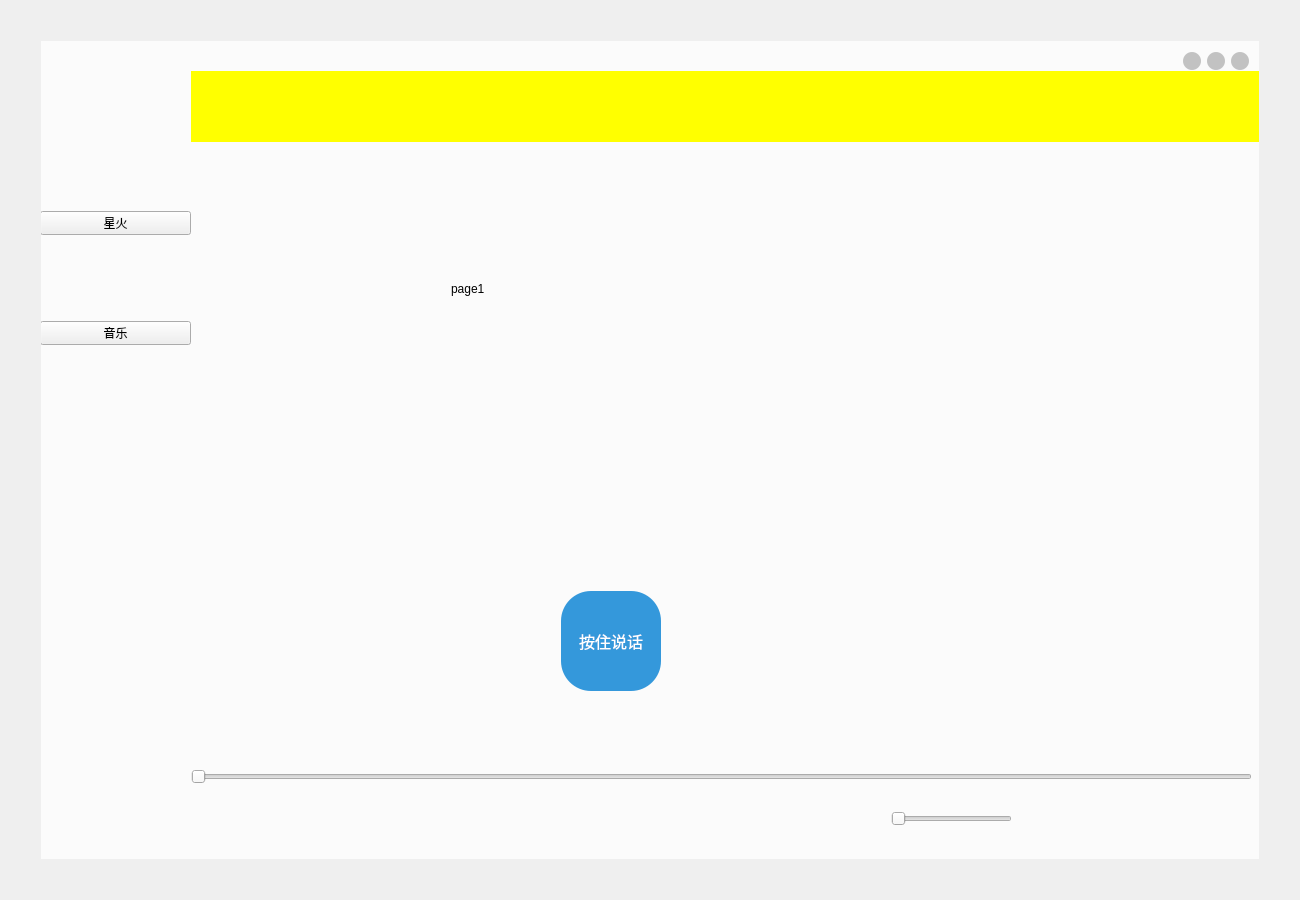
Airwaves1/Audio-test, file Audio/framelessWidget.ui: the form before one commit.
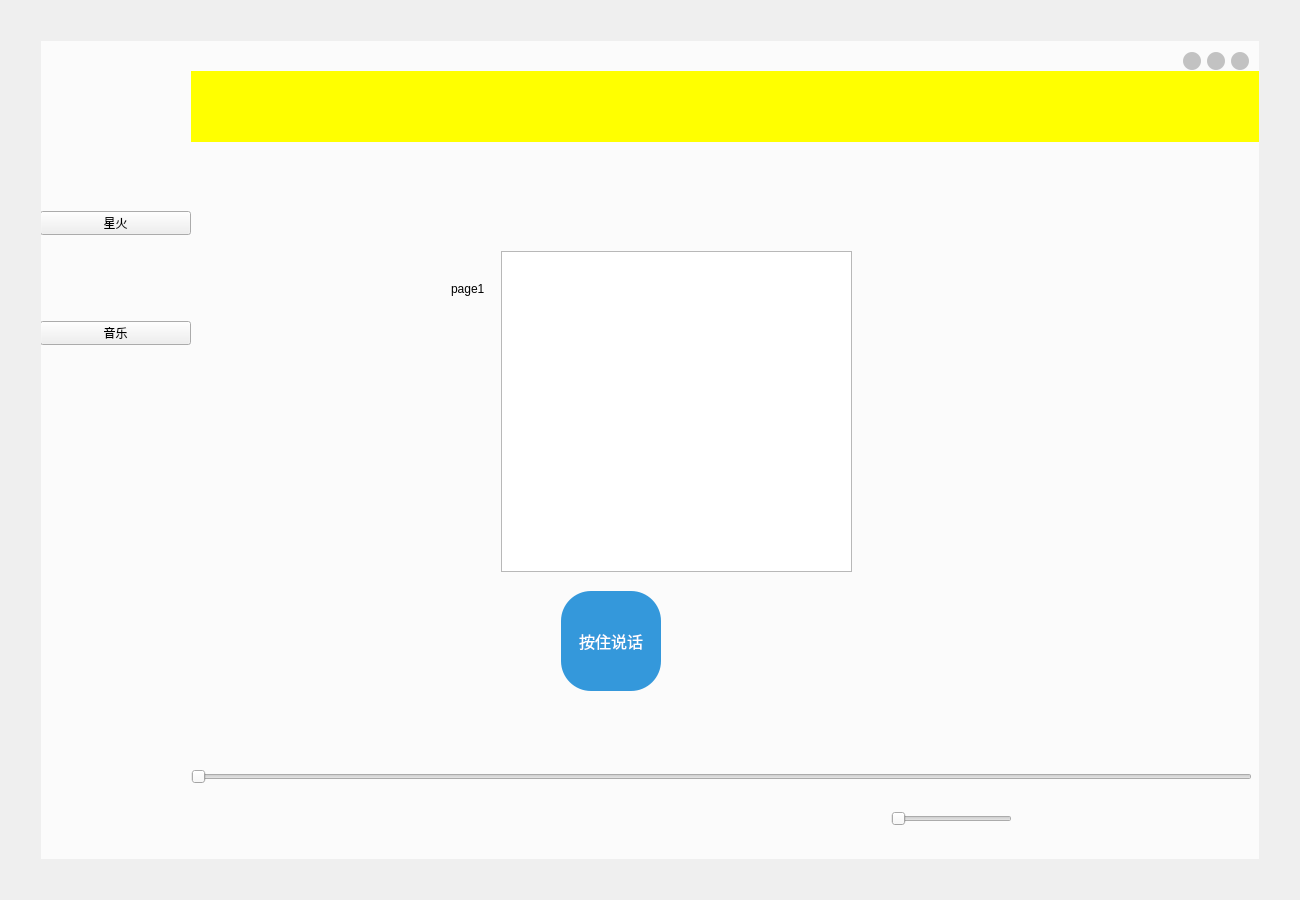
The form after the commit. Icons and pictures are not drawn. Custom widgets are drawn as their Qt base class.

Diff of the .ui file:
```diff
--- a/Audio/framelessWidget.ui
+++ b/Audio/framelessWidget.ui
@@ -279,6 +279,16 @@
                    <string>按住说话</string>
                   </property>
                  </widget>
+                 <widget class="QTextEdit" name="iat_result">
+                  <property name="geometry">
+                   <rect>
+                    <x>360</x>
+                    <y>110</y>
+                    <width>351</width>
+                    <height>321</height>
+                   </rect>
+                  </property>
+                 </widget>
                 </widget>
                 <widget class="QWidget" name="songPage">
                  <widget class="QLabel" name="label_2">
```
